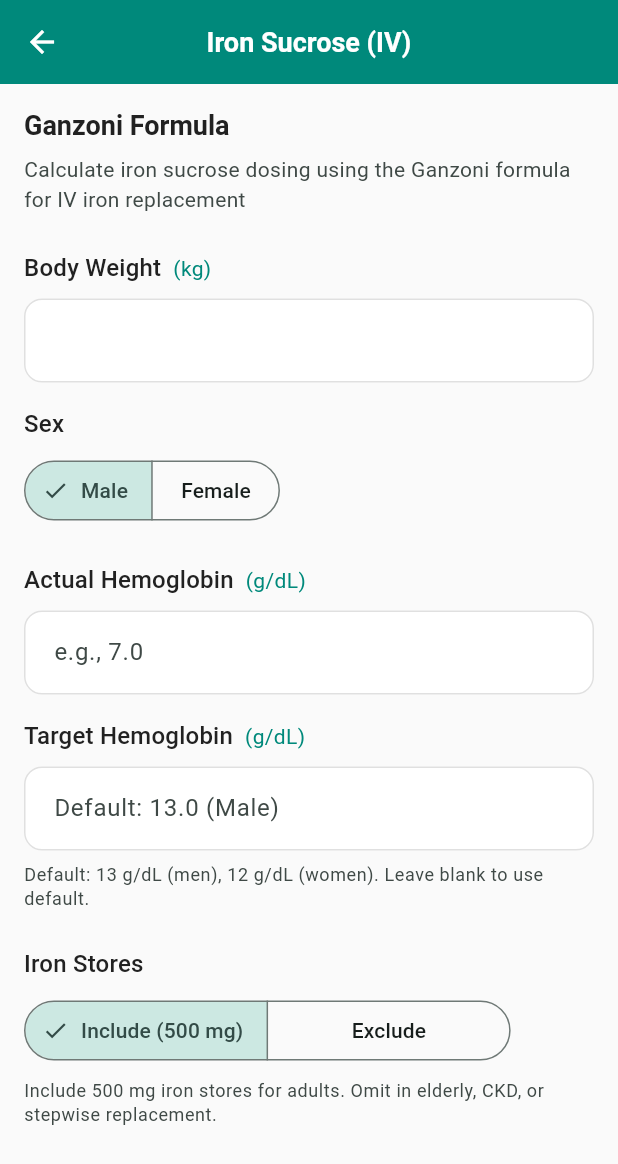
After one commit to AK1239/fluid-resuscitation-calculator, a Flutter app: the IronSucroseScreen screen opened by its route, after a tap on "Male", on a phone screen of 412 x 824 dp. The commit adds this screen. Shown: the top 1164 px of the screen. Run offline on Flutter 3.47's test engine with Material 3 defaults, Android fonts, the light colour scheme and no system bars; our stand-ins replace flutter_riverpod, go_router, shared_preferences; accounts and stored records are empty.

Commit message:
Add Iron Sucrose feature and validation utility
- Integrated Iron Sucrose screen into the app router and home screen.
- Added validation function for hemoglobin levels to support the new feature.

```diff
--- a/lib/app/router/app_router.dart
+++ b/lib/app/router/app_router.dart
@@ -11,6 +11,7 @@ import 'package:chemical_app/features/electrolytes/calcium/presentation/screens/
 import 'package:chemical_app/features/insulin_dosing/presentation/screens/insulin_dosing_screen.dart';
 import 'package:chemical_app/features/obstetric_calculator/presentation/screens/obstetric_calculator_screen.dart';
 import 'package:chemical_app/features/who_growth_assessment/presentation/screens/who_growth_assessment_screen.dart';
+import 'package:chemical_app/features/iron_sucrose/presentation/screens/iron_sucrose_screen.dart';
 
 final appRouter = GoRouter(
   initialLocation: '/splash',
@@ -57,5 +58,9 @@ final appRouter = GoRouter(
       path: '/who-growth-assessment',
       builder: (context, state) => const WhoGrowthAssessmentScreen(),
     ),
+    GoRoute(
+      path: '/iron-sucrose',
+      builder: (context, state) => const IronSucroseScreen(),
+    ),
   ],
 );
--- a/lib/app/screens/home_screen.dart
+++ b/lib/app/screens/home_screen.dart
@@ -50,6 +50,12 @@ class HomeScreen extends StatelessWidget {
                 icon: Icons.height,
                 description: 'Assess nutritional status using WHO Z-scores (0-59 months)',
                 onTap: () => context.go('/who-growth-assessment'),
+              ),
+              _CalculatorCard(
+                title: 'Iron Sucrose (IV)',
+                icon: Icons.healing,
+                description: 'Calculate iron sucrose dosing using Ganzoni formula',
+                onTap: () => context.go('/iron-sucrose'),
               ),
               const SizedBox(height: 16),
               Text(
--- a/lib/core/utils/validators.dart
+++ b/lib/core/utils/validators.dart
@@ -232,3 +232,21 @@ String? validateZScore(String? value) {
   }
   return null;
 }
+
+/// Validates hemoglobin level (Hb)
+String? validateHemoglobin(String? value) {
+  if (value == null || value.isEmpty) {
+    return 'Hemoglobin is required';
+  }
+  final hb = double.tryParse(value);
+  if (hb == null) {
+    return 'Please enter a valid number';
+  }
+  if (hb <= 0) {
+    return 'Hemoglobin must be greater than 0';
+  }
+  if (hb > 20) {
+    return 'Hemoglobin seems out of range (max 20 g/dL)';
+  }
+  return null;
+}
--- /dev/null
+++ b/lib/features/iron_sucrose/presentation/providers/iron_sucrose_providers.dart
@@ -0,0 +1,135 @@
+import 'package:flutter_riverpod/flutter_riverpod.dart';
+import 'package:chemical_app/features/iron_sucrose/data/repositories/iron_sucrose_repository_impl.dart';
+import 'package:chemical_app/features/iron_sucrose/domain/entities/iron_sucrose_result.dart';
+
+/// Repository provider
+final ironSucroseRepositoryProvider =
+    Provider<IronSucroseRepositoryImpl>((ref) {
+  return IronSucroseRepositoryImpl();
+});
+
+/// Form state
+class IronSucroseFormState {
+  final String? weightKg;
+  final bool? isMale;
+  final String? actualHb;
+  final String? targetHb;
+  final bool includeIronStores;
+
+  const IronSucroseFormState({
+    this.weightKg,
+    this.isMale,
+    this.actualHb,
+    this.targetHb,
+    this.includeIronStores = true,
+  });
+
+  IronSucroseFormState copyWith({
+    String? weightKg,
+    bool? isMale,
+    String? actualHb,
+    String? targetHb,
+    bool? includeIronStores,
+  }) {
+    return IronSucroseFormState(
+      weightKg: weightKg ?? this.weightKg,
+      isMale: isMale ?? this.isMale,
+      actualHb: actualHb ?? this.actualHb,
+      targetHb: targetHb ?? this.targetHb,
+      includeIronStores: includeIronStores ?? this.includeIronStores,
+    );
+  }
+
+  bool get isValid {
+    return weightKg != null &&
+        weightKg!.isNotEmpty &&
+        double.tryParse(weightKg!) != null &&
+        double.parse(weightKg!) > 0 &&
+        isMale != null &&
+        actualHb != null &&
+        actualHb!.isNotEmpty &&
+        double.tryParse(actualHb!) != null &&
+        double.parse(actualHb!) > 0 &&
+        double.parse(actualHb!) <= 20; // Reasonable Hb range
+  }
+
+  double? get targetHbValue {
+    if (targetHb != null && targetHb!.isNotEmpty) {
+      final value = double.tryParse(targetHb!);
+      if (value != null && value > 0 && value <= 20) {
+        return value;
+      }
+    }
+    return null; // Will use default based on sex
+  }
+}
+
+/// Form state notifier
+class IronSucroseFormNotifier extends StateNotifier<IronSucroseFormState> {
+  IronSucroseFormNotifier() : super(const IronSucroseFormState());
+
+  void setWeightKg(String? weightKg) {
+    state = state.copyWith(weightKg: weightKg);
+  }
+
+  void setIsMale(bool? isMale) {
+    state = state.copyWith(isMale: isMale);
+  }
+
+  void setActualHb(String? actualHb) {
+    state = state.copyWith(actualHb: actualHb);
+  }
+
+  void setTargetHb(String? targetHb) {
+    state = state.copyWith(targetHb: targetHb);
+  }
+
+  void setIncludeIronStores(bool includeIronStores) {
+    state = state.copyWith(includeIronStores: includeIronStores);
+  }
+
+  void reset() {
+    state = const IronSucroseFormState();
+  }
+}
+
+final ironSucroseFormProvider =
+    StateNotifierProvider<IronSucroseFormNotifier, IronSucroseFormState>(
+        (ref) {
+  return IronSucroseFormNotifier();
+});
+
+/// Calculation result provider
+final ironSucroseResultProvider =
+    Provider.autoDispose<IronSucroseResult?>((ref) {
+  final formState = ref.watch(ironSucroseFormProvider);
+  final repository = ref.watch(ironSucroseRepositoryProvider);
+
+  if (!formState.isValid) {
+    return null;
+  }
+
+  try {
+    final weightKg = double.parse(formState.weightKg!);
+    final isMale = formState.isMale!;
+    final actualHb = double.parse(formState.actualHb!);
+    final targetHb = formState.targetHbValue;
+
+    // Validate that actual Hb is less than target Hb
+    final defaultTargetHb = isMale ? 13.0 : 12.0;
+    final finalTargetHb = targetHb ?? defaultTargetHb;
+    if (actualHb >= finalTargetHb) {
+      return null; // Invalid: actual Hb should be less than target
+    }
+
+    return repository.calculate(
+      weightKg: weightKg,
+      isMale: isMale,
+      actualHb: actualHb,
+      targetHb: targetHb,
+      includeIronStores: formState.includeIronStores,
+    );
+  } catch (e) {
+    return null;
+  }
+});
--- /dev/null
+++ b/lib/features/iron_sucrose/presentation/screens/iron_sucrose_screen.dart
@@ -0,0 +1,171 @@
+import 'package:flutter/material.dart';
+import 'package:flutter_riverpod/flutter_riverpod.dart';
+import 'package:go_router/go_router.dart';
+import 'package:chemical_app/core/widgets/custom_text_field.dart';
+import 'package:chemical_app/core/utils/validators.dart';
+import 'package:chemical_app/features/iron_sucrose/presentation/providers/iron_sucrose_providers.dart';
+import 'package:chemical_app/features/iron_sucrose/presentation/widgets/iron_sucrose_result_widget.dart';
+
+class IronSucroseScreen extends ConsumerStatefulWidget {
+  const IronSucroseScreen({super.key});
+
+  @override
+  ConsumerState<IronSucroseScreen> createState() =>
+      _IronSucroseScreenState();
+}
+
+class _IronSucroseScreenState extends ConsumerState<IronSucroseScreen> {
+  late final TextEditingController _weightController;
+  late final TextEditingController _actualHbController;
+  late final TextEditingController _targetHbController;
+
+  @override
+  void initState() {
+    super.initState();
+    _weightController = TextEditingController();
+    _actualHbController = TextEditingController();
+    _targetHbController = TextEditingController();
+  }
+
+  @override
+  void dispose() {
+    _weightController.dispose();
+    _actualHbController.dispose();
+    _targetHbController.dispose();
+    super.dispose();
+  }
+
+  @override
+  Widget build(BuildContext context) {
+    final formState = ref.watch(ironSucroseFormProvider);
+    final result = ref.watch(ironSucroseResultProvider);
+    final formNotifier = ref.read(ironSucroseFormProvider.notifier);
+
+    // Sync controllers with state only if different (to avoid cursor jumping)
+    if (_weightController.text != (formState.weightKg ?? '')) {
+      _weightController.text = formState.weightKg ?? '';
+    }
+    if (_actualHbController.text != (formState.actualHb ?? '')) {
+      _actualHbController.text = formState.actualHb ?? '';
+    }
+    if (_targetHbController.text != (formState.targetHb ?? '')) {
+      _targetHbController.text = formState.targetHb ?? '';
+    }
+
+    // Determine default target Hb for display
+    final defaultTargetHb = formState.isMale == true ? '13.0' : (formState.isMale == false ? '12.0' : '13.0');
+
+    return Scaffold(
+      appBar: AppBar(
+        title: const Text('Iron Sucrose (IV)'),
+        leading: IconButton(
+          icon: const Icon(Icons.arrow_back),
+          onPressed: () => context.go('/'),
+        ),
+      ),
+      body: SingleChildScrollView(
+        padding: const EdgeInsets.all(16),
+        child: Column(
+          crossAxisAlignment: CrossAxisAlignment.start,
+          children: [
+            Text(
+              'Ganzoni Formula',
+              style: Theme.of(context).textTheme.titleLarge,
+            ),
+            const SizedBox(height: 8),
+            Text(
+              'Calculate iron sucrose dosing using the Ganzoni formula for IV iron replacement',
+              style: Theme.of(context).textTheme.bodyMedium?.copyWith(
+                    color: Theme.of(context).colorScheme.onSurfaceVariant,
+                  ),
+            ),
+            const SizedBox(height: 24),
+            CustomTextField(
+              label: 'Body Weight',
+              unit: 'kg',
+              controller: _weightController,
+              validator: validateWeight,
+              onChanged: (value) => formNotifier.setWeightKg(value),
+            ),
+            const SizedBox(height: 16),
+            Text(
+              'Sex',
+              style: Theme.of(context).textTheme.titleMedium,
+            ),
+            const SizedBox(height: 8),
+            SegmentedButton<bool>(
+              segments: const [
+                ButtonSegment(value: true, label: Text('Male')),
+                ButtonSegment(value: false, label: Text('Female')),
+              ],
+              selected: {if (formState.isMale != null) formState.isMale!},
+              emptySelectionAllowed: true,
+              onSelectionChanged: (Set<bool> selected) {
+                formNotifier.setIsMale(selected.firstOrNull);
+              },
+            ),
+            const SizedBox(height: 24),
+            CustomTextField(
+              label: 'Actual Hemoglobin',
+              unit: 'g/dL',
+              controller: _actualHbController,
+              validator: validateHemoglobin,
+              onChanged: (value) => formNotifier.setActualHb(value),
+              hintText: 'e.g., 7.0',
+            ),
+            const SizedBox(height: 16),
+            CustomTextField(
+              label: 'Target Hemoglobin',
+              unit: 'g/dL',
+              controller: _targetHbController,
+              validator: (value) {
+                if (value == null || value.isEmpty) {
+                  return null; // Optional, will use default based on sex
+                }
+                return validateHemoglobin(value);
+              },
+              onChanged: (value) => formNotifier.setTargetHb(value),
+              hintText: 'Default: $defaultTargetHb (${formState.isMale == true ? "Male" : formState.isMale == false ? "Female" : "Male"})',
+            ),
+            const SizedBox(height: 8),
+            Text(
+              'Default: 13 g/dL (men), 12 g/dL (women). Leave blank to use default.',
+              style: Theme.of(context).textTheme.bodySmall?.copyWith(
+                    color: Theme.of(context).colorScheme.onSurfaceVariant,
+                  ),
+            ),
+            const SizedBox(height: 24),
+            Text(
+              'Iron Stores',
+              style: Theme.of(context).textTheme.titleMedium,
+            ),
+            const SizedBox(height: 8),
+            SegmentedButton<bool>(
+              segments: const [
+                ButtonSegment(value: true, label: Text('Include (500 mg)')),
+                ButtonSegment(value: false, label: Text('Exclude')),
+              ],
+              selected: {formState.includeIronStores},
+              onSelectionChanged: (Set<bool> selected) {
+                formNotifier.setIncludeIronStores(selected.first);
+              },
+            ),
+            const SizedBox(height: 8),
+            Text(
+              'Include 500 mg iron stores for adults. Omit in elderly, CKD, or stepwise replacement.',
+              style: Theme.of(context).textTheme.bodySmall?.copyWith(
+                    color: Theme.of(context).colorScheme.onSurfaceVariant,
+                  ),
+            ),
+            const SizedBox(height: 32),
+            if (result != null) ...[
+              const Divider(),
+              const SizedBox(height: 16),
+              IronSucroseResultWidget(result: result),
+            ],
+          ],
+        ),
+      ),
+    );
+  }
+}
```
Also changed, not shown: lib/features/iron_sucrose/data/repositories/iron_sucrose_repository_impl.dart (added, +29 -0 lines), lib/features/iron_sucrose/domain/entities/iron_sucrose_result.dart (added, +28 -0 lines), lib/features/iron_sucrose/domain/use_cases/calculate_iron_sucrose.dart (added, +51 -0 lines), lib/features/iron_sucrose/presentation/widgets/iron_sucrose_result_widget.dart (added, +168 -0 lines).
